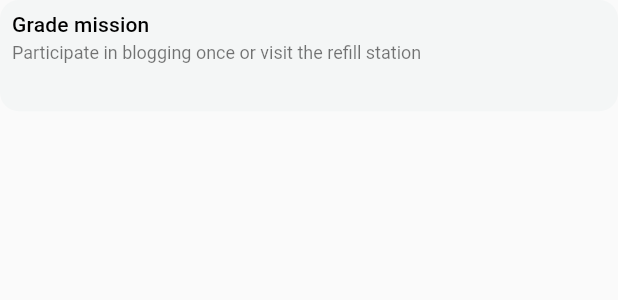
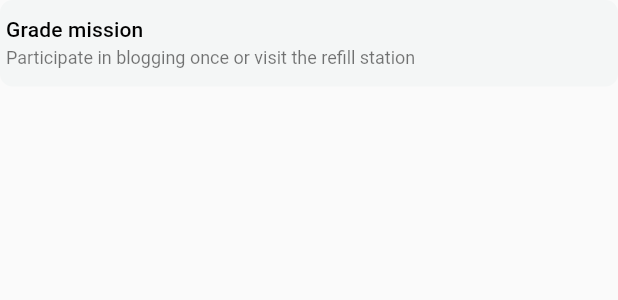
Before and after one commit to joun008/flutter, a Flutter app: the MedalGradeMission widget shown alone on an empty page, opened directly, on a phone screen of 412 x 824 dp. Shown: the top 300 px of the screen. Run offline on Flutter 3.47's test engine with Material 2 defaults, Android fonts, the phone set to English and light mode, and no system bars; our stand-ins replace flutter_svg.

Commit message:
화면에 대해 동적으로 변경

```diff
--- a/practice/lib/screens/components/medal_grade_mission.dart
+++ b/practice/lib/screens/components/medal_grade_mission.dart
@@ -9,20 +9,22 @@ class MedalGradeMission extends StatelessWidget {
 
   @override
   Widget build(BuildContext context) {
+    double defaultPadding = MediaQuery.of(context).size.height * 0.01;
     return Container(
-      height: MediaQuery.of(context).size.height * 0.09,
+      height: MediaQuery.of(context).size.height * 0.07,
       width: double.infinity,
       decoration: const BoxDecoration(
           color: Color(0xfff4f6f6),
           borderRadius:
-              BorderRadius.all(Radius.circular(defaultBorderRadius / 2))),
+              BorderRadius.all(Radius.circular(defaultBorderRadius / 3))),
       child: Padding(
-        padding: const EdgeInsets.all(defaultPadding),
+        padding: const EdgeInsets.only(left: 4.0),
         child: Column(
           crossAxisAlignment: CrossAxisAlignment.start,
+          mainAxisAlignment: MainAxisAlignment.center,
           children: [
             Text("Grade mission", style: Theme.of(context).textTheme.subtitle2),
-            const SizedBox(height: defaultPadding / 2),
+            Container(height: defaultPadding / 2),
             Text("Participate in blogging once or visit the refill station",
                 style: Theme.of(context).textTheme.caption)
           ],
```
Also changed, not shown: practice/lib/screens/components/medal.dart (added, +40 -0 lines), practice/lib/screens/components/medal_level_bar.dart (+18 -6 lines).
